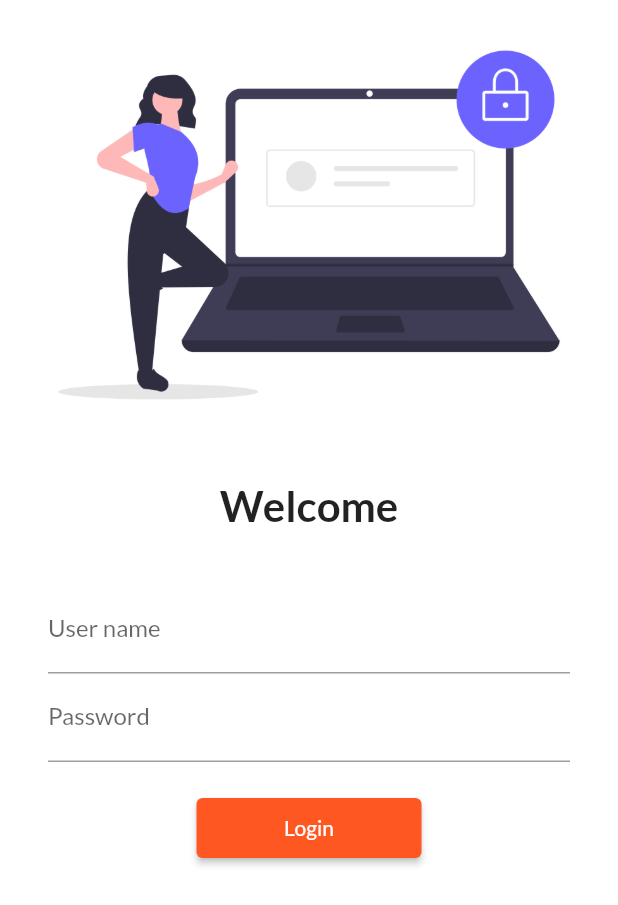
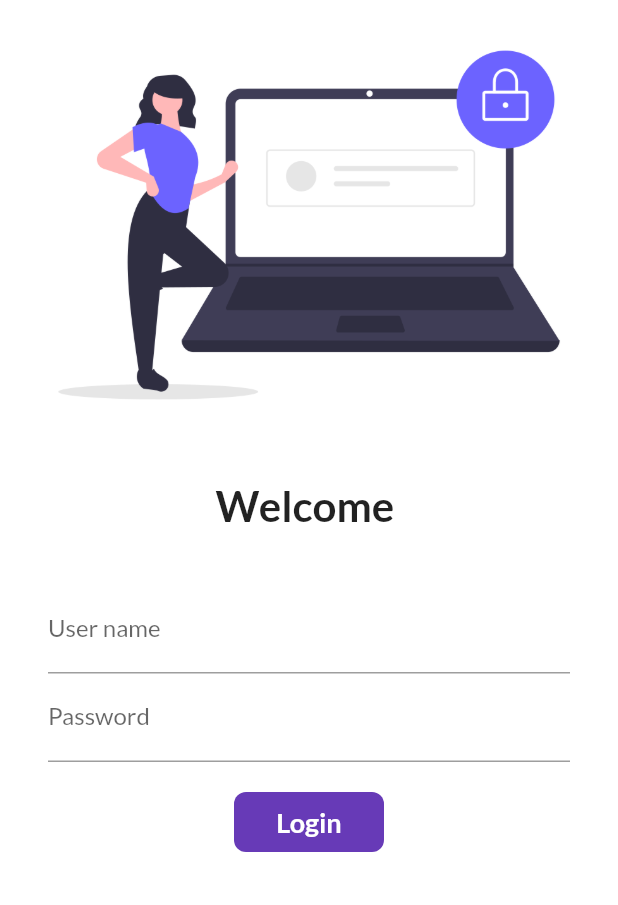
Before and after one commit to kravindra1415/FlutterTutorial, a Flutter app: the screen it shows after launch, on a phone screen of 412 x 824 dp. Shown: the top 905 px of the screen. Run offline on Flutter 3.47's test engine with Material 2 defaults, Android fonts, the light colour scheme and no system bars; our stand-ins replace google_fonts.

Commit message:
day 6 completed

```diff
--- a/lib/pages/loginpage.dart
+++ b/lib/pages/loginpage.dart
@@ -1,8 +1,17 @@
+import 'package:flutter/cupertino.dart';
 import 'package:flutter/material.dart';
 import 'package:flutter_catalog_app/utils/routes.dart';
 
-class LoginPage extends StatelessWidget {
+class LoginPage extends StatefulWidget {
   const LoginPage({Key? key}) : super(key: key);
+
+  @override
+  State<LoginPage> createState() => _LoginPageState();
+}
+
+class _LoginPageState extends State<LoginPage> {
+  String name = "";
+  bool changedButton = false;
 
   @override
   Widget build(BuildContext context) {
@@ -20,7 +29,7 @@
               height: 20.0,
             ),
             Text(
-              'Welcome',
+              'Welcome $name',
               style: TextStyle(
                 fontSize: 28,
                 fontWeight: FontWeight.bold,
@@ -36,27 +45,71 @@
                 children: [
                   TextFormField(
                     decoration: InputDecoration(
-                        hintText: 'enter user name', labelText: 'User name'),
+                      hintText: 'enter user name',
+                      labelText: 'User name',
+                    ),
+                    onChanged: (value) {
+                      name = value;
+                      setState(() {});
+                    },
                   ),
                   TextFormField(
                     obscureText: true,
                     decoration: InputDecoration(
-                        hintText: 'enter password', labelText: 'Password'),
+                      hintText: 'enter password',
+                      labelText: 'Password',
+                    ),
                   ),
                   SizedBox(
                     height: 20.0,
                   ),
-                  ElevatedButton(
-                    onPressed: () {
+
+                  InkWell(
+                    onTap: () async {
+                      setState(() {
+                        changedButton = true;
+                      });
+                      await Future.delayed(Duration(seconds: 1));
                       Navigator.pushNamed(context, MyRoutes.homeRoute);
                     },
-                    child: Text('Login'),
-                    style: TextButton.styleFrom(
-                        minimumSize: Size(
-                      150,
-                      40,
-                    )),
-                  ),
+                    child: AnimatedContainer(
+                      duration: Duration(seconds: 1),
+                      width: changedButton ? 50 : 100,
+                      height: 40,
+                      child: changedButton
+                          ? (Icon(
+                              Icons.done,
+                              color: Colors.white,
+                            ))
+                          : Text(
+                              'Login',
+                              style: TextStyle(
+                                color: Colors.white,
+                                fontWeight: FontWeight.bold,
+                                fontSize: 18,
+                              ),
+                            ),
+                      alignment: Alignment.center,
+                      decoration: BoxDecoration(
+                          color: Colors.deepPurple,
+                          // shape: changedButton
+                          //   ? BoxShape.circle
+                          // : BoxShape.rectangle
+                          borderRadius:
+                              BorderRadius.circular(changedButton ? 20 : 8)),
+                    ),
+                  )
+                  // ElevatedButton(
+                  //   onPressed: () {
+                  //     Navigator.pushNamed(context, MyRoutes.homeRoute);
+                  //   },
+                  //   child: Text('Login'),
+                  //   style: TextButton.styleFrom(
+                  //       minimumSize: Size(
+                  //     150,
+                  //     40,
+                  //   )),
+                  // ),
                 ],
               ),
             )
```
